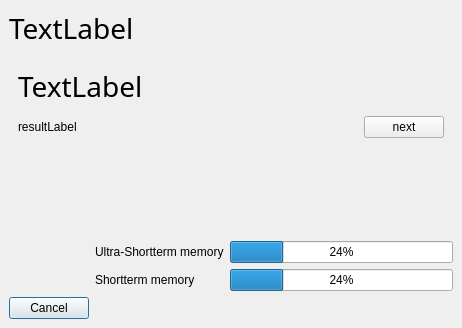
Qt form VocableQuiz.ui (nsams/vocablecoach) before a commit.
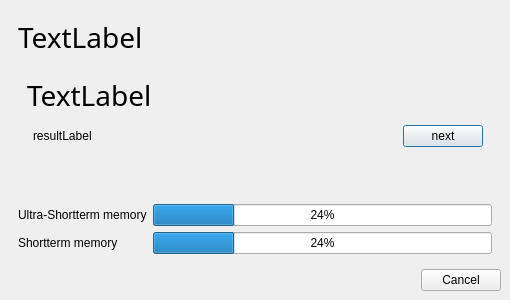
The same form after that commit. The open tabs and pages were chosen to show the change.

Commit message: show time till next expired vocable in quiz (instead of quitting quiz and saying "no expired vocables found")

The edit to the form file:
```diff
--- a/VocableQuiz.ui
+++ b/VocableQuiz.ui
@@ -5,87 +5,34 @@
    <rect>
     <x>0</x>
     <y>0</y>
-    <width>462</width>
-    <height>328</height>
+    <width>510</width>
+    <height>300</height>
    </rect>
   </property>
   <property name="windowTitle" >
    <string>Quiz</string>
   </property>
-  <layout class="QGridLayout" >
+  <layout class="QVBoxLayout" >
    <property name="margin" >
     <number>9</number>
    </property>
    <property name="spacing" >
     <number>6</number>
    </property>
-   <item row="3" column="1" >
+   <item>
+    <widget class="QStackedWidget" name="quizDialogStackedWidget" >
+     <property name="currentIndex" >
+      <number>1</number>
+     </property>
+     <widget class="QWidget" name="quizPage" >
     <layout class="QGridLayout" >
      <property name="margin" >
-      <number>0</number>
+        <number>9</number>
      </property>
      <property name="spacing" >
       <number>6</number>
      </property>
-     <item row="0" column="1" >
-      <widget class="QProgressBar" name="ultraShortTermMemoryProgressBar" >
-       <property name="value" >
-        <number>24</number>
-       </property>
-       <property name="orientation" >
-        <enum>Qt::Horizontal</enum>
-       </property>
-      </widget>
-     </item>
-     <item row="1" column="1" >
-      <widget class="QProgressBar" name="shortTermMemoryProgressBar" >
-       <property name="value" >
-        <number>24</number>
-       </property>
-      </widget>
-     </item>
-     <item row="0" column="0" >
-      <widget class="QLabel" name="label" >
-       <property name="text" >
-        <string>Ultra-Shortterm memory</string>
-       </property>
-      </widget>
-     </item>
      <item row="1" column="0" >
-      <widget class="QLabel" name="label_2" >
-       <property name="text" >
-        <string>Shortterm memory</string>
-       </property>
-      </widget>
-     </item>
-    </layout>
-   </item>
-   <item row="4" column="0" >
-    <widget class="QPushButton" name="cancelButton" >
-     <property name="text" >
-      <string>Cancel</string>
-     </property>
-    </widget>
-   </item>
-   <item row="0" column="0" colspan="2" >
-    <widget class="QLabel" name="nativeLabel" >
-     <property name="font" >
-      <font>
-       <family>Sans Serif</family>
-       <pointsize>21</pointsize>
-       <weight>50</weight>
-       <italic>false</italic>
-       <bold>false</bold>
-       <underline>false</underline>
-       <strikeout>false</strikeout>
-      </font>
-     </property>
-     <property name="text" >
-      <string>TextLabel</string>
-     </property>
-    </widget>
-   </item>
-   <item row="1" column="0" colspan="2" >
     <widget class="QStackedWidget" name="buttonsStack" >
      <property name="currentIndex" >
       <number>0</number>
@@ -149,20 +96,7 @@
        <property name="spacing" >
         <number>6</number>
        </property>
-       <item row="1" column="1" >
-        <spacer>
-         <property name="orientation" >
-          <enum>Qt::Horizontal</enum>
-         </property>
-         <property name="sizeHint" >
-          <size>
-           <width>40</width>
-           <height>20</height>
-          </size>
-         </property>
-        </spacer>
-       </item>
-       <item row="1" column="2" >
+           <item row="1" column="3" >
         <widget class="QPushButton" name="nextButton" >
          <property name="text" >
           <string>next</string>
@@ -172,6 +106,19 @@
          </property>
         </widget>
        </item>
+           <item row="1" column="2" >
+            <spacer>
+             <property name="orientation" >
+              <enum>Qt::Horizontal</enum>
+             </property>
+             <property name="sizeHint" >
+              <size>
+               <width>40</width>
+               <height>20</height>
+              </size>
+             </property>
+            </spacer>
+           </item>
        <item row="0" column="0" colspan="3" >
         <widget class="QLabel" name="resultLabel" >
          <property name="font" >
@@ -190,7 +137,7 @@
          </property>
         </widget>
        </item>
-       <item row="1" column="0" >
+           <item row="1" column="1" >
         <widget class="QLabel" name="resultTextLabel" >
          <property name="text" >
           <string>resultLabel</string>
@@ -201,20 +148,7 @@
      </widget>
     </widget>
    </item>
-   <item row="4" column="1" >
-    <spacer>
-     <property name="orientation" >
-      <enum>Qt::Horizontal</enum>
-     </property>
-     <property name="sizeHint" >
-      <size>
-       <width>241</width>
-       <height>20</height>
-      </size>
-     </property>
-    </spacer>
-   </item>
-   <item row="2" column="1" >
+       <item row="2" column="0" >
     <spacer>
      <property name="orientation" >
       <enum>Qt::Vertical</enum>
@@ -222,18 +156,136 @@
      <property name="sizeHint" >
       <size>
        <width>20</width>
-       <height>40</height>
+           <height>51</height>
       </size>
      </property>
     </spacer>
    </item>
-  </layout>
- </widget>
- <tabstops>
-  <tabstop>foreignLineEdit</tabstop>
-  <tabstop>checkButton</tabstop>
-  <tabstop>cancelButton</tabstop>
- </tabstops>
+       <item row="0" column="0" >
+        <widget class="QLabel" name="nativeLabel" >
+         <property name="font" >
+          <font>
+           <family>Sans Serif</family>
+           <pointsize>21</pointsize>
+           <weight>50</weight>
+           <italic>false</italic>
+           <bold>false</bold>
+           <underline>false</underline>
+           <strikeout>false</strikeout>
+          </font>
+         </property>
+         <property name="text" >
+          <string>TextLabel</string>
+         </property>
+        </widget>
+       </item>
+       <item row="3" column="0" >
+        <layout class="QGridLayout" >
+         <property name="margin" >
+          <number>0</number>
+         </property>
+         <property name="spacing" >
+          <number>6</number>
+         </property>
+         <item row="0" column="1" >
+          <widget class="QProgressBar" name="ultraShortTermMemoryProgressBar" >
+           <property name="value" >
+            <number>24</number>
+           </property>
+           <property name="orientation" >
+            <enum>Qt::Horizontal</enum>
+           </property>
+          </widget>
+         </item>
+         <item row="1" column="1" >
+          <widget class="QProgressBar" name="shortTermMemoryProgressBar" >
+           <property name="value" >
+            <number>24</number>
+           </property>
+           <property name="orientation" >
+            <enum>Qt::Horizontal</enum>
+           </property>
+          </widget>
+         </item>
+         <item row="0" column="0" >
+          <widget class="QLabel" name="label" >
+           <property name="text" >
+            <string>Ultra-Shortterm memory</string>
+           </property>
+          </widget>
+         </item>
+         <item row="1" column="0" >
+          <widget class="QLabel" name="label_2" >
+           <property name="text" >
+            <string>Shortterm memory</string>
+           </property>
+          </widget>
+         </item>
+        </layout>
+       </item>
+      </layout>
+     </widget>
+     <widget class="QWidget" name="waitPage" >
+      <layout class="QVBoxLayout" >
+       <property name="margin" >
+        <number>9</number>
+       </property>
+       <property name="spacing" >
+        <number>6</number>
+       </property>
+       <item>
+        <widget class="QLabel" name="waitLabel" >
+         <property name="font" >
+          <font>
+           <pointsize>21</pointsize>
+           <weight>75</weight>
+           <bold>true</bold>
+          </font>
+         </property>
+         <property name="text" >
+          <string>TextLabel</string>
+         </property>
+         <property name="alignment" >
+          <set>Qt::AlignCenter</set>
+         </property>
+        </widget>
+       </item>
+      </layout>
+     </widget>
+    </widget>
+   </item>
+   <item>
+    <layout class="QHBoxLayout" >
+     <property name="margin" >
+      <number>0</number>
+     </property>
+     <property name="spacing" >
+      <number>6</number>
+     </property>
+     <item>
+      <spacer>
+       <property name="orientation" >
+        <enum>Qt::Horizontal</enum>
+       </property>
+       <property name="sizeHint" >
+        <size>
+         <width>421</width>
+         <height>20</height>
+        </size>
+       </property>
+      </spacer>
+     </item>
+     <item>
+      <widget class="QPushButton" name="cancelButton" >
+       <property name="text" >
+        <string>Cancel</string>
+       </property>
+      </widget>
+     </item>
+    </layout>
+   </item>
+  </layout>
+ </widget>
  <resources/>
  <connections>
   <connection>
```
Left out of the diff: 8 changed lines with no effect on the pictures. Lines whose indentation alone changed are shown as unchanged. The commit also changes 6 other files.
